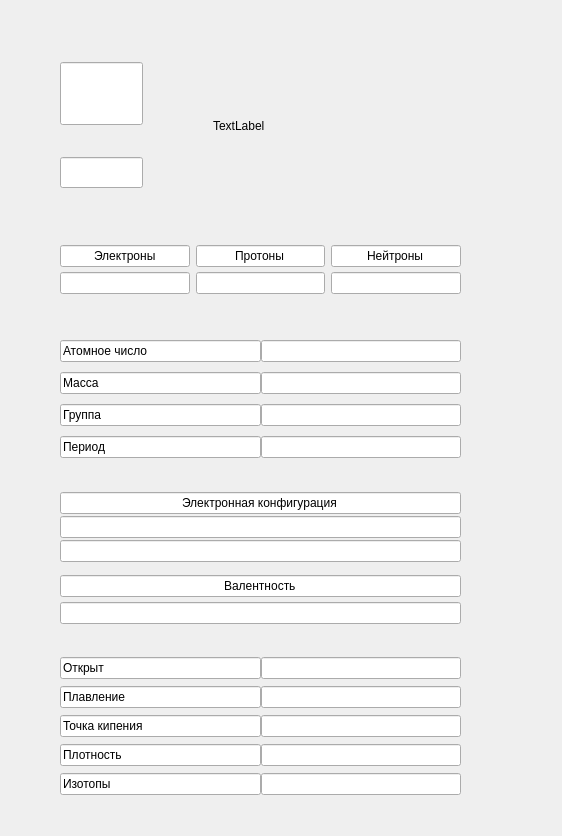
The window that widgets/info.ui (MdrskJ/PTE) describes before a commit, drawn with Qt 5.
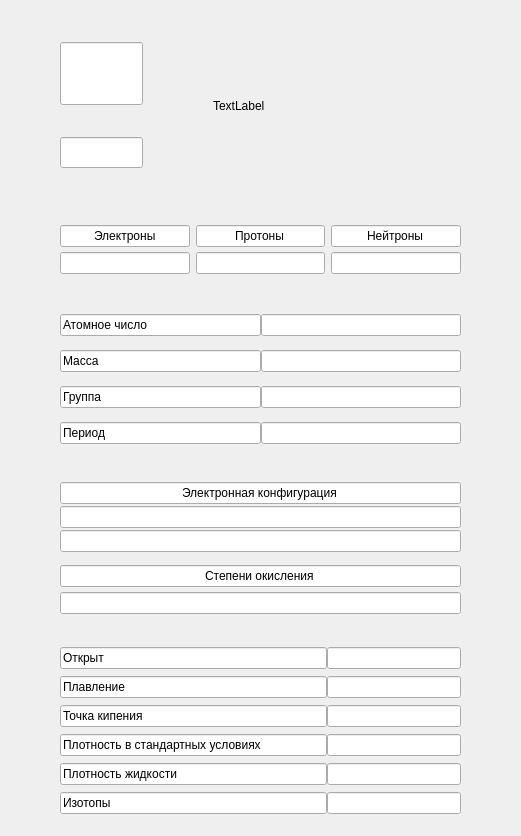
The same window after the commit.

Patch:
```diff
--- a/widgets/info.ui
+++ b/widgets/info.ui
@@ -6,7 +6,7 @@
    <rect>
     <x>0</x>
     <y>0</y>
-    <width>562</width>
+    <width>521</width>
     <height>836</height>
    </rect>
   </property>
@@ -17,7 +17,7 @@
    <property name="geometry">
     <rect>
      <x>40</x>
-     <y>30</y>
+     <y>10</y>
      <width>441</width>
      <height>191</height>
     </rect>
@@ -87,7 +87,7 @@
    <property name="geometry">
     <rect>
      <x>40</x>
-     <y>240</y>
+     <y>220</y>
      <width>441</width>
      <height>61</height>
     </rect>
@@ -214,9 +214,9 @@
    <property name="geometry">
     <rect>
      <x>40</x>
-     <y>330</y>
+     <y>300</y>
      <width>441</width>
-     <height>141</height>
+     <height>161</height>
     </rect>
    </property>
    <widget class="QWidget" name="horizontalLayoutWidget">
@@ -225,7 +225,7 @@
       <x>20</x>
       <y>0</y>
       <width>401</width>
-      <height>141</height>
+      <height>161</height>
      </rect>
     </property>
     <layout class="QHBoxLayout" name="line3">
@@ -373,7 +373,7 @@
    <property name="geometry">
     <rect>
      <x>40</x>
-     <y>490</y>
+     <y>480</y>
      <width>441</width>
      <height>141</height>
     </rect>
@@ -447,7 +447,7 @@
         </font>
        </property>
        <property name="text">
-        <string>Валентность</string>
+        <string>Степени окисления</string>
        </property>
        <property name="alignment">
         <set>Qt::AlignCenter</set>
@@ -476,9 +476,9 @@
    <property name="geometry">
     <rect>
      <x>40</x>
-     <y>650</y>
+     <y>640</y>
      <width>441</width>
-     <height>151</height>
+     <height>181</height>
     </rect>
    </property>
    <widget class="QWidget" name="horizontalLayoutWidget_4">
@@ -487,10 +487,10 @@
       <x>20</x>
       <y>0</y>
       <width>401</width>
-      <height>152</height>
+      <height>183</height>
      </rect>
     </property>
-    <layout class="QHBoxLayout" name="line6">
+    <layout class="QHBoxLayout" name="line6" stretch="2,1">
      <property name="spacing">
       <number>0</number>
      </property>
@@ -552,7 +552,22 @@
           </font>
          </property>
          <property name="text">
-          <string>Плотность</string>
+          <string>Плотность в стандартных условиях</string>
+         </property>
+         <property name="readOnly">
+          <bool>true</bool>
+         </property>
+        </widget>
+       </item>
+       <item>
+        <widget class="QLineEdit" name="densyti_liquid">
+         <property name="font">
+          <font>
+           <family>Arial</family>
+          </font>
+         </property>
+         <property name="text">
+          <string>Плотность жидкости</string>
          </property>
          <property name="readOnly">
           <bool>true</bool>
@@ -627,7 +642,22 @@
         </widget>
        </item>
        <item>
-        <widget class="QLineEdit" name="ch_density">
+        <widget class="QLineEdit" name="ch_density_stp">
+         <property name="font">
+          <font>
+           <family>Arial</family>
+          </font>
+         </property>
+         <property name="alignment">
+          <set>Qt::AlignRight|Qt::AlignTrailing|Qt::AlignVCenter</set>
+         </property>
+         <property name="readOnly">
+          <bool>true</bool>
+         </property>
+        </widget>
+       </item>
+       <item>
+        <widget class="QLineEdit" name="ch_density_liquid">
          <property name="font">
           <font>
            <family>Arial</family>
```
Left out of the diff: 8 changed lines with no effect on the pictures.
